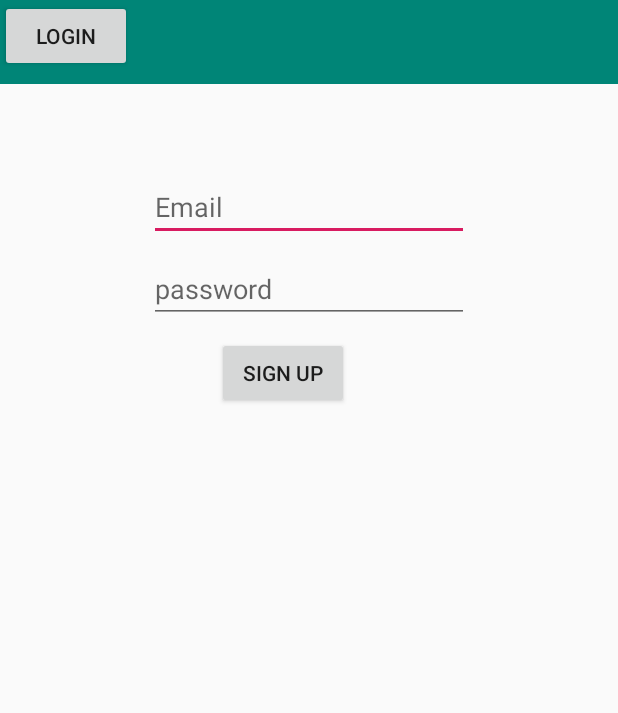
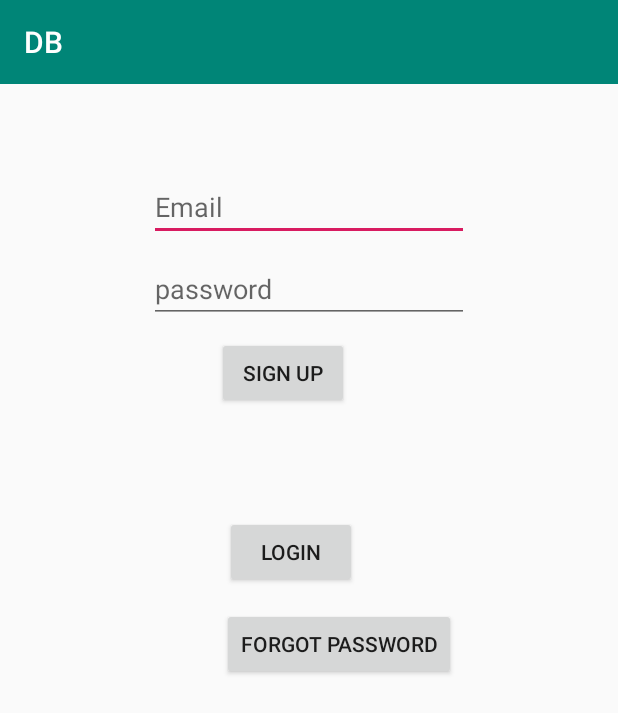
Before and after one commit to PascuDenis/FirebaseAndroidApp, an Android app: the screen it shows after launch (MainActivity), on a phone screen of 412 x 824 dp. Shown: the top 713 px of the screen. Run offline under Robolectric (Android 15) with nearby library versions, the phone set to English and light mode, and no system bars; our stand-ins replace Firebase (no records; nobody signed in at launch, a user with empty details on screens opened directly).

Commit message:
Reset password and email verification feature implemented

```diff
--- a/app/build.gradle
+++ b/app/build.gradle
@@ -29,6 +29,7 @@
     implementation 'com.firebaseui:firebase-ui-auth:4.3.1'
 
     implementation 'com.google.firebase:firebase-auth:19.1.0'
+    implementation 'com.google.firebase:firebase-database:16.0.4'
     testImplementation 'junit:junit:4.12'
     androidTestImplementation 'androidx.test.ext:junit:1.1.1'
     androidTestImplementation 'androidx.test.espresso:espresso-core:3.2.0'
--- a/app/src/main/java/com/example/db/Home.java
+++ b/app/src/main/java/com/example/db/Home.java
@@ -15,7 +15,7 @@
         FirebaseAuth firebaseAuth = FirebaseAuth.getInstance();
         FirebaseUser firebaseUser = firebaseAuth.getCurrentUser();
 
-        if (firebaseUser != null){
+        if (firebaseUser != null && firebaseUser.isEmailVerified()){
             startActivity(new Intent(Home.this, ProfileActivity.class));
         }
     }
--- a/app/src/main/java/com/example/db/LoginActivity.java
+++ b/app/src/main/java/com/example/db/LoginActivity.java
@@ -55,7 +55,11 @@
                             public void onComplete(@NonNull Task<AuthResult> task) {
                                 progressBar.setVisibility(View.GONE);
                                 if (task.isSuccessful()) {
-                                    startActivity(new Intent(LoginActivity.this, ProfileActivity.class));
+                                    if (firebaseAuth.getCurrentUser().isEmailVerified()) {
+                                        startActivity(new Intent(LoginActivity.this, ProfileActivity.class));
+                                    } else {
+                                        Toast.makeText(LoginActivity.this, "Please verify your email address!", Toast.LENGTH_LONG).show();
+                                    }
                                 } else {
                                     Toast.makeText(LoginActivity.this, Objects.requireNonNull(task.getException()).getMessage(), Toast.LENGTH_LONG).show();
                                 }
--- a/app/src/main/res/layout/activity_main.xml
+++ b/app/src/main/res/layout/activity_main.xml
@@ -38,13 +38,13 @@
         android:layout_marginTop="59dp"
         android:ems="10"
         android:hint="@string/email"
+        android:importantForAutofill="no"
         android:inputType="textEmailAddress"
         app:layout_constraintEnd_toEndOf="parent"
         app:layout_constraintHorizontal_bias="0.5"
         app:layout_constraintStart_toStartOf="parent"
         app:layout_constraintTop_toBottomOf="@+id/toolbar"
-        tools:ignore="MissingConstraints"
-        android:importantForAutofill="no" />
+        tools:ignore="MissingConstraints" />
 
     <EditText
         android:id="@+id/password"
@@ -53,13 +53,13 @@
         android:layout_marginTop="9dp"
         android:ems="10"
         android:hint="@string/password"
+        android:importantForAutofill="no"
         android:inputType="textPassword"
         app:layout_constraintEnd_toEndOf="parent"
         app:layout_constraintHorizontal_bias="0.5"
         app:layout_constraintStart_toStartOf="parent"
         app:layout_constraintTop_toBottomOf="@+id/email"
-        tools:ignore="MissingConstraints"
-        android:importantForAutofill="no" />
+        tools:ignore="MissingConstraints" />
 
     <Button
         android:id="@+id/signUp"
@@ -77,9 +77,23 @@
         android:id="@+id/login"
         android:layout_width="wrap_content"
         android:layout_height="wrap_content"
+        android:layout_marginStart="2dp"
+        android:layout_marginBottom="13dp"
         android:text="@string/login"
-        tools:layout_editor_absoluteX="144dp"
-        tools:layout_editor_absoluteY="289dp"
+        app:layout_constraintBottom_toTopOf="@+id/userForgotPassword"
+        app:layout_constraintStart_toStartOf="@+id/userForgotPassword"
+        tools:ignore="MissingConstraints" />
+
+    <Button
+        android:id="@+id/userForgotPassword"
+        android:layout_width="wrap_content"
+        android:layout_height="wrap_content"
+        android:layout_marginEnd="108dp"
+        android:text="@string/forgot_password"
+        app:layout_constraintBottom_toBottomOf="parent"
+        app:layout_constraintEnd_toEndOf="parent"
+        app:layout_constraintTop_toTopOf="parent"
+        app:layout_constraintVertical_bias="0.522"
         tools:ignore="MissingConstraints" />
 
 
--- a/app/src/main/res/values/strings.xml
+++ b/app/src/main/res/values/strings.xml
@@ -5,4 +5,8 @@
     <string name="sign_up">Sign Up</string>
     <string name="login">Login</string>
     <string name="log_out">Log Out</string>
+    <string name="forgot_password">Forgot Password</string>
+    <string name="button">Button</string>
+    <string name="send_me_password">Send me password</string>
+    <string name="send_my_password" />
 </resources>
```
Also changed, not shown: app/src/main/AndroidManifest.xml (+7 -4 lines), app/src/main/java/com/example/db/ForgotPasswordActivity.java (added, +62 -0 lines), app/src/main/java/com/example/db/MainActivity.java (+25 -2 lines), app/src/main/res/layout/activity_forgot_password.xml (added, +60 -0 lines).
